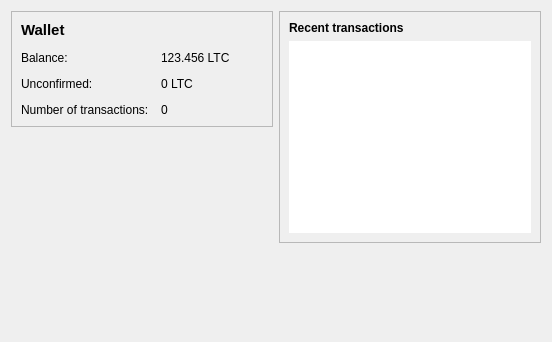
Above: src/qt/forms/overviewpage.ui from SaltPeter/salt before the change. Below: the same form after it.
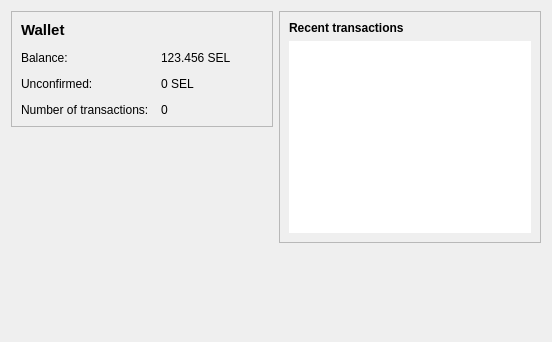
That is the form after the change.

What changed in the file:
```diff
--- a/src/qt/forms/overviewpage.ui
+++ b/src/qt/forms/overviewpage.ui
@@ -44,7 +44,7 @@
         <item row="2" column="1">
          <widget class="QLabel" name="labelBalance">
           <property name="text">
-           <string>123.456 LTC</string>
+           <string>123.456 SEL</string>
           </property>
          </widget>
         </item>
@@ -72,7 +72,7 @@
         <item row="3" column="1">
          <widget class="QLabel" name="labelUnconfirmed">
           <property name="text">
-           <string>0 LTC</string>
+           <string>0 SEL</string>
           </property>
          </widget>
         </item>
```
